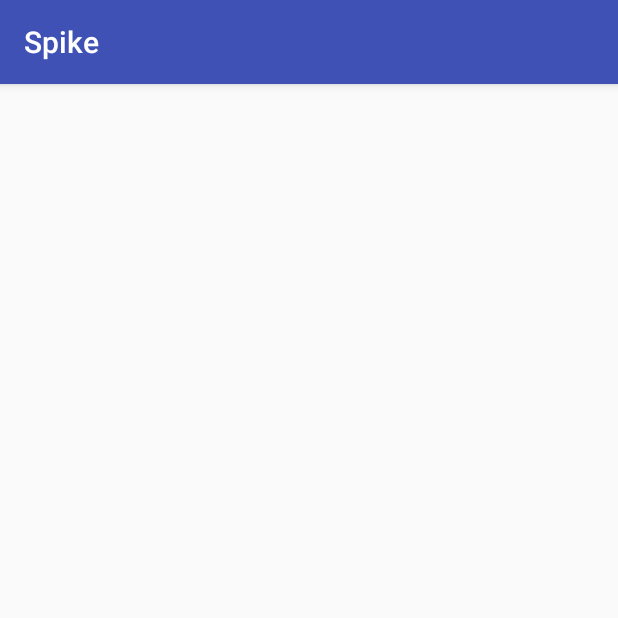
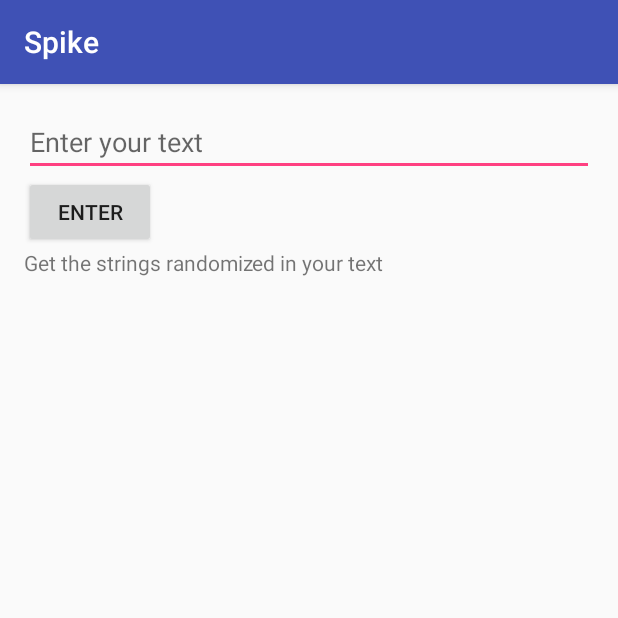
Before and after one commit to LaurentESP/Formation_Spike, an Android app: the RandomTextActivity screen opened directly, with no data from a screen before it, on a phone screen of 412 x 824 dp, the top half of it. Run offline under Robolectric (Android 15) with nearby library versions, the phone set to English and light mode, and no system bars.

Commit message:
Add Basic UI to RandomText Activity

```diff
--- a/app/src/main/res/layout/activity_random_text.xml
+++ b/app/src/main/res/layout/activity_random_text.xml
@@ -1,13 +1,32 @@
 <?xml version="1.0" encoding="utf-8"?>
-<RelativeLayout xmlns:android="http://schemas.android.com/apk/res/android"
+<LinearLayout xmlns:android="http://schemas.android.com/apk/res/android"
     xmlns:tools="http://schemas.android.com/tools"
     android:id="@+id/activity_random_text"
     android:layout_width="match_parent"
     android:layout_height="match_parent"
+    android:orientation="vertical"
     android:paddingBottom="@dimen/activity_vertical_margin"
     android:paddingLeft="@dimen/activity_horizontal_margin"
     android:paddingRight="@dimen/activity_horizontal_margin"
     android:paddingTop="@dimen/activity_vertical_margin"
     tools:context="laurentesp.spike.RandomTextActivity">
 
-</RelativeLayout>
+    <EditText
+        android:id="@+id/edit_text_rand_0"
+        android:layout_width="match_parent"
+        android:layout_height="wrap_content"
+        android:hint="Enter your text"/>
+
+    <Button
+        android:id="@+id/button_rand_0"
+        android:layout_width="wrap_content"
+        android:layout_height="wrap_content"
+        android:text="Enter"/>
+
+    <TextView
+        android:id="@+id/text_view_rand_0"
+        android:layout_width="match_parent"
+        android:layout_height="wrap_content"
+        android:text="Get the strings randomized in your text"/>
+
+</LinearLayout>
```
